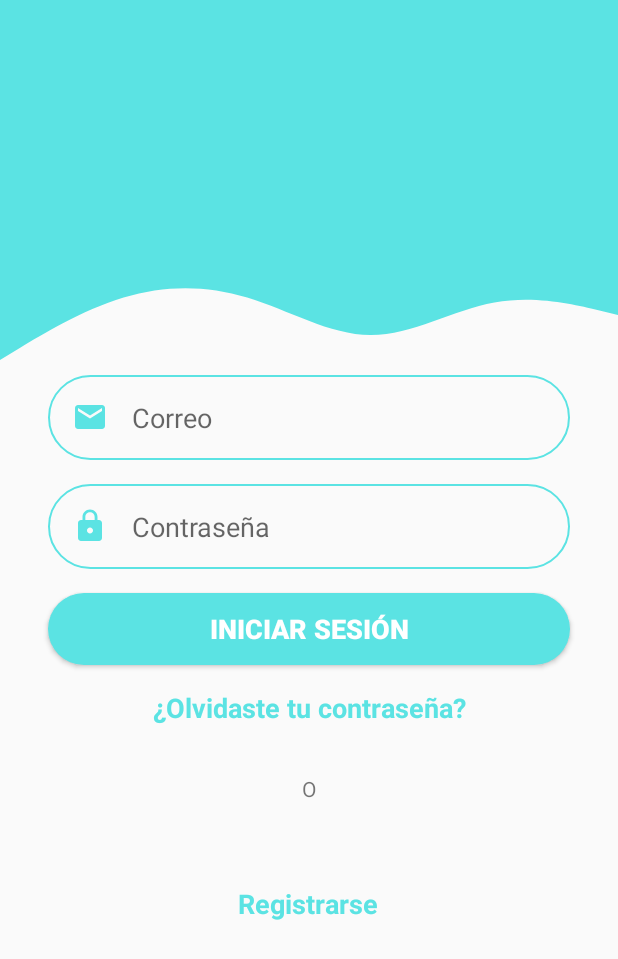
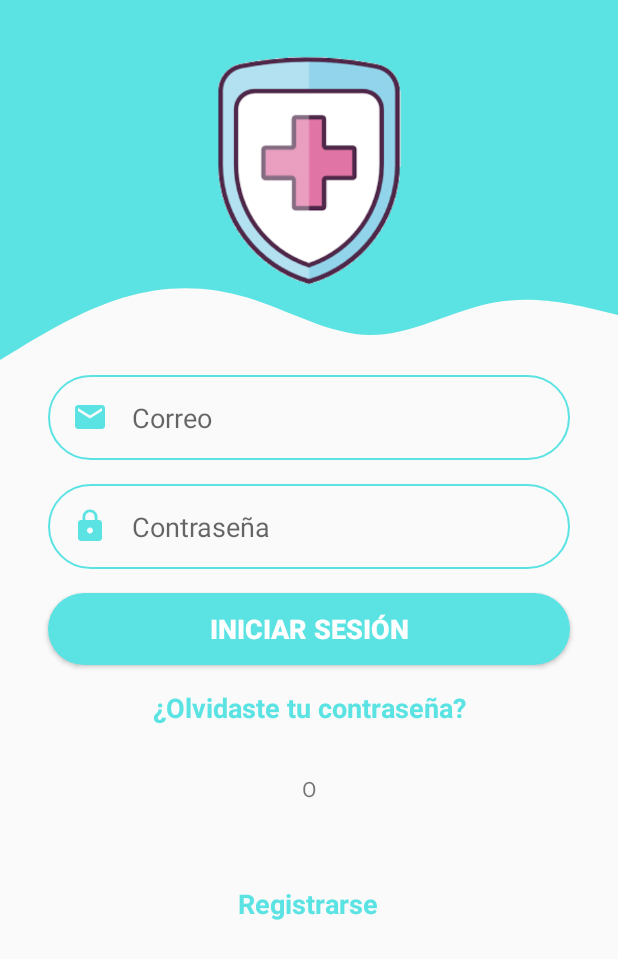
Before and after one commit to J-a-a-c/CasaCovid, an Android app: the screen it shows after launch (login_activity), on a phone screen of 412 x 824 dp. Shown: the top 959 px of the screen. Run offline under Robolectric (Android 15) with nearby library versions, the phone set to English and light mode, and no system bars.

Commit message:
arregladov2

```diff
--- a/app/src/main/res/layout/activity_login_activity.xml
+++ b/app/src/main/res/layout/activity_login_activity.xml
@@ -23,6 +23,18 @@
         app:layout_constraintEnd_toEndOf="parent"
         app:layout_constraintStart_toStartOf="parent"
         app:layout_constraintTop_toBottomOf="@+id/topView" />
+
+    <ImageView
+        android:id="@+id/imageView5"
+        android:layout_width="193dp"
+        android:layout_height="155dp"
+        android:layout_marginTop="36dp"
+        app:layout_constraintBottom_toBottomOf="@+id/view5"
+        app:layout_constraintEnd_toEndOf="parent"
+        app:layout_constraintStart_toStartOf="parent"
+        app:layout_constraintTop_toTopOf="parent"
+        app:layout_constraintVertical_bias="0.0"
+        app:srcCompat="@drawable/covid" />
 
     <EditText
         android:id="@+id/inputEmail"
```
